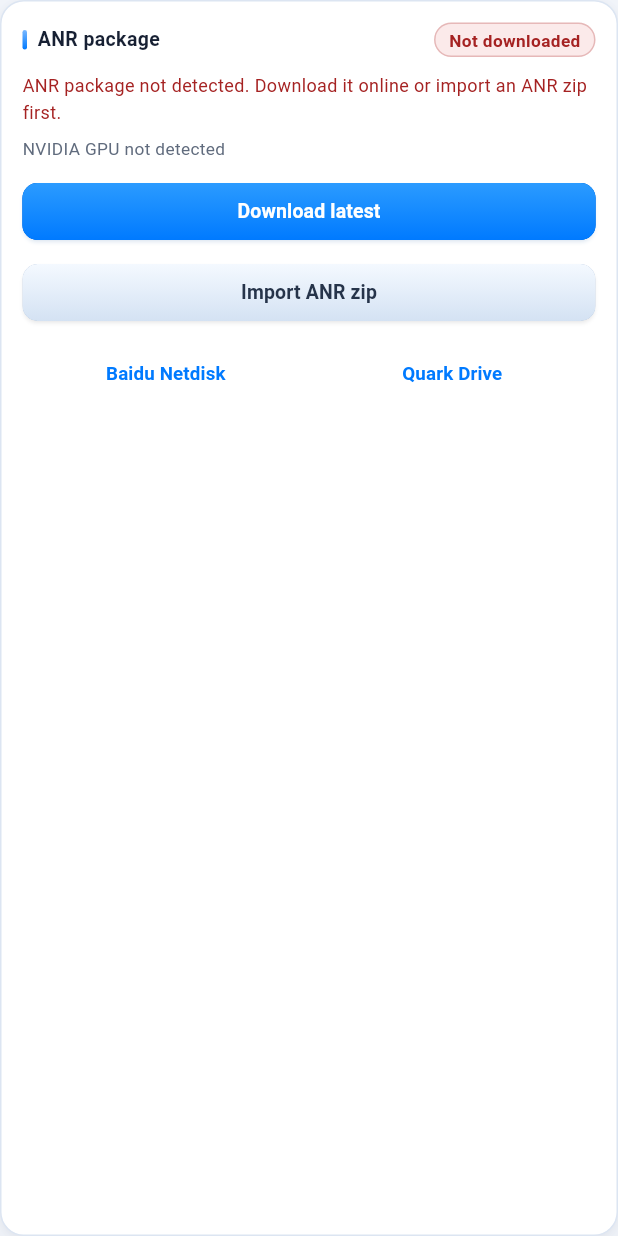
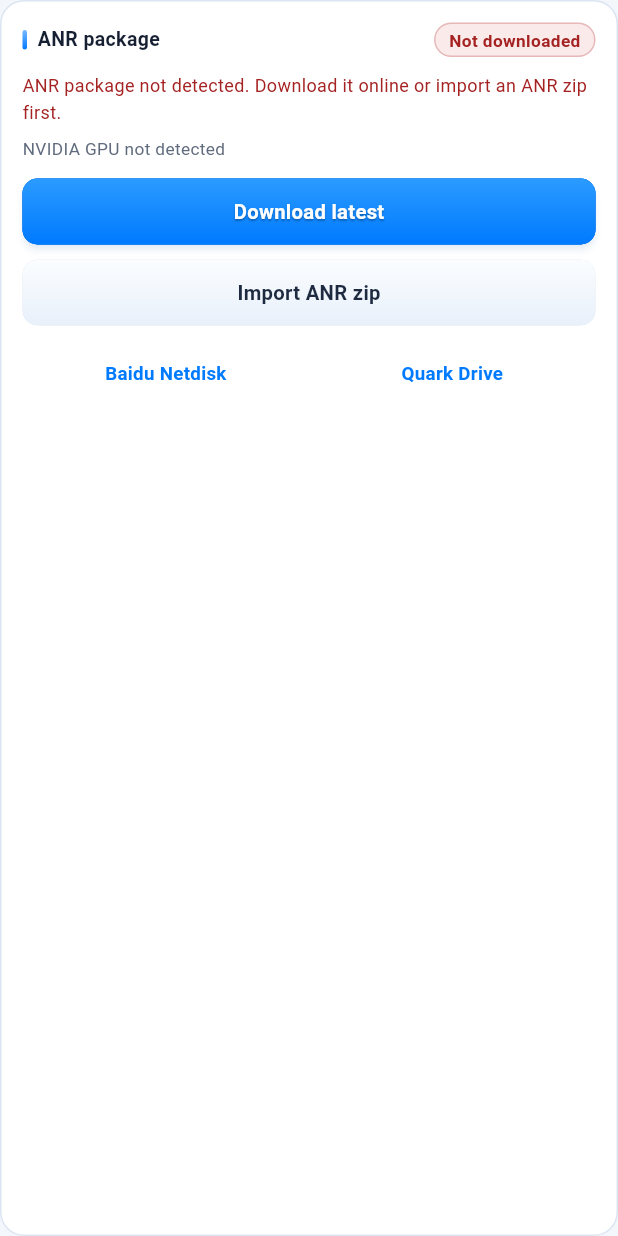
Before and after one commit to XiaoQAQ10086/FrameGen-Manager-Next, a Flutter app: the AnrPackagePanel widget shown alone on an empty page, opened directly, on a phone screen of 412 x 824 dp. Run offline on Flutter 3.47's test engine with Material 3 defaults, Android fonts, the phone set to English and light mode, and no system bars; our stand-ins replace material_ui; missing offline and left inert: dart:ffi; generated files the repository leaves out were written again; Roboto replaces fonts that are missing (Microsoft YaHei UI); statements that could not run were skipped.

Commit message:
fix(ui): flat icon buttons, taller panel actions and brand exe icon

```diff
--- a/ui/lib/design/app_tokens.dart
+++ b/ui/lib/design/app_tokens.dart
@@ -54,7 +54,6 @@ abstract final class AppTokens {
     color: surfaceSolid,
     borderRadius: BorderRadius.all(Radius.circular(radius)),
     border: Border.fromBorderSide(BorderSide(color: cardBorder)),
-    boxShadow: cardShadow,
   );
 
   static const BoxDecoration cardDecoration = BoxDecoration(
--- a/ui/lib/design/legacy_button_styles.dart
+++ b/ui/lib/design/legacy_button_styles.dart
@@ -4,20 +4,25 @@ import 'app_tokens.dart';
 
 /// Legacy WebView2 button surfaces reused through Material button styles.
 ///
-/// Every variant paints the same layered look as `.btn` in the legacy
-/// stylesheet: a soft vertical gradient, a 1px border, a small drop shadow and
-/// a slightly brighter face on hover.
+/// Standard buttons use a quiet blue-grey face with a crisp border, while the
+/// colored actions keep a soft vertical gradient and a readable white label.
 abstract final class LegacyButtonStyles {
-  static const Color _ink = Color(0xFF26344A);
+  static const Color _ink = Color(0xFF1D2A3F);
   static const Color _shadow = Color(0x24101828);
+  static const Color _borderLight = Color(0xFFC2D2E6);
+  static const Color _dangerBorder = Color(0xFFE6C2C2);
+  static const Color _dangerFace = Color(0xFFFEF7F7);
+  static const Color _neutralFace = Color(0xFFF6F9FE);
+  static const Color _accentBorder = Color(0x8C007AFF);
 
-  /// Default `.btn`: light gradient face with a dark label.
+  /// Default `.btn`: quiet blue-grey face with a dark label.
   static ButtonStyle get standard => _style(
-    top: const Color(0xFFF4F9FF),
-    bottom: const Color(0xFFD4E2F3),
-    border: const Color(0xFFA6BCD8),
+    top: const Color(0xFFFBFDFF),
+    bottom: const Color(0xFFE8F0FA),
+    border: _borderLight,
     foreground: _ink,
-    shadow: const Color(0x33101828),
+    shadow: Colors.transparent,
+    elevation: 0,
   );
 
   /// `.btn.primary`: blue gradient for confirm actions.
@@ -27,22 +32,24 @@ abstract final class LegacyButtonStyles {
     border: const Color(0xFF0066D6),
     foreground: Colors.white,
     shadow: const Color(0x2E0066D6),
+    elevation: 2,
   );
 
   /// `.btn.success` / deploy actions.
   static ButtonStyle get success => _style(
-    top: const Color(0xFF239F48),
-    bottom: const Color(0xFF157A33),
-    border: const Color(0xFF0F632A),
+    top: const Color(0xFF1F9243),
+    bottom: const Color(0xFF116B2D),
+    border: const Color(0xFF0B5523),
     foreground: Colors.white,
     shadow: const Color(0x2E0F632A),
+    elevation: 2,
   );
 
   /// `.btn.scan`: green action with a stronger glow.
   static ButtonStyle get scan => _style(
-    top: const Color(0xFF239F48),
-    bottom: const Color(0xFF157A33),
-    border: const Color(0xFF0F632A),
+    top: const Color(0xFF1F9243),
+    bottom: const Color(0xFF116B2D),
+    border: const Color(0xFF0B5523),
     foreground: Colors.white,
     shadow: const Color(0x40157A33),
     elevation: 3,
@@ -50,20 +57,22 @@ abstract final class LegacyButtonStyles {
 
   /// `.btn.danger`: soft red surface.
   static ButtonStyle get danger => _style(
-    top: const Color(0xFFFFF1F1),
-    bottom: const Color(0xFFFFD9D9),
+    top: const Color(0xFFFFF4F4),
+    bottom: const Color(0xFFFFE0E0),
     border: const Color(0xFFD98F8F),
     foreground: AppTokens.danger,
-    shadow: const Color(0x26BE2A2A),
+    shadow: const Color(0x1ABE2A2A),
+    elevation: 0,
   );
 
   /// `.btn.launch`: yellow launch action.
   static ButtonStyle get launch => _style(
-    top: const Color(0xFFFFD34D),
-    bottom: const Color(0xFFF5B301),
+    top: const Color(0xFFFFD75E),
+    bottom: const Color(0xFFF2AE00),
     border: const Color(0xFFD99A00),
     foreground: const Color(0xFF3D2C00),
     shadow: const Color(0x33D99A00),
+    elevation: 2,
   );
 
   /// `.btn.ghost`: borderless accent text action.
@@ -90,12 +99,28 @@ abstract final class LegacyButtonStyles {
     ),
   );
 
-  /// `.icon-btn`: 34x34 white square used by modal headers.
-  static ButtonStyle get iconButton => standard.copyWith(
-    minimumSize: const WidgetStatePropertyAll<Size>(Size.square(34)),
-    padding: const WidgetStatePropertyAll<EdgeInsetsGeometry>(EdgeInsets.zero),
-    iconSize: const WidgetStatePropertyAll<double>(18),
+  /// Flat white square used by modal headers (no shadow, no dark corners).
+  static ButtonStyle get iconButton => _flat(
+    background: _neutralFace,
+    border: _borderLight,
+    foreground: AppTokens.textSecondary,
+    size: 34,
+    iconSize: 18,
   );
+
+  /// Full-width panel action with a taller, more readable face.
+  static ButtonStyle tall(ButtonStyle base) {
+    final Color foreground = _foregroundOf(base);
+    return base.copyWith(
+      minimumSize: const WidgetStatePropertyAll<Size>(Size(0, 44)),
+      padding: const WidgetStatePropertyAll<EdgeInsetsGeometry>(
+        EdgeInsets.symmetric(horizontal: 18, vertical: 11),
+      ),
+      textStyle: WidgetStatePropertyAll<TextStyle>(
+        _textStyle(foreground, 13.5),
+      ),
+    );
+  }
 
   /// List-head actions share one width so the three buttons line up.
   static ButtonStyle get headingAction => standard.copyWith(
@@ -112,7 +137,7 @@ abstract final class LegacyButtonStyles {
     ),
   );
 
-  /// Compact `.btn.small` used inside game cards (27px tall, radius 9).
+  /// Compact `.btn.small` used inside game cards.
   static ButtonStyle compact(ButtonStyle base) => base.copyWith(
     minimumSize: const WidgetStatePropertyAll<Size>(Size(88, 34)),
     padding: const WidgetStatePropertyAll<EdgeInsetsGeometry>(
@@ -124,19 +149,21 @@ abstract final class LegacyButtonStyles {
     shape: WidgetStatePropertyAll<OutlinedBorder>(
       RoundedRectangleBorder(borderRadius: BorderRadius.circular(10)),
     ),
-    elevation: const WidgetStatePropertyAll<double>(1),
+    elevation: const WidgetStatePropertyAll<double>(0),
   );
 
-  /// `.btn.small.icon-only`: 30x30 gradient square for card actions.
-  static ButtonStyle compactIcon(ButtonStyle base) => base.copyWith(
-    minimumSize: const WidgetStatePropertyAll<Size>(Size.square(34)),
-    maximumSize: const WidgetStatePropertyAll<Size>(Size.square(34)),
-    padding: const WidgetStatePropertyAll<EdgeInsetsGeometry>(EdgeInsets.zero),
-    iconSize: const WidgetStatePropertyAll<double>(16),
-    shape: WidgetStatePropertyAll<OutlinedBorder>(
-      RoundedRectangleBorder(borderRadius: BorderRadius.circular(9)),
-    ),
-  );
+  /// `.btn.small.icon-only`: flat 34px square for card actions.
+  static ButtonStyle compactIcon(ButtonStyle base) {
+    final Color foreground = _foregroundOf(base);
+    final bool danger = foreground == AppTokens.danger;
+    return _flat(
+      background: danger ? _dangerFace : _neutralFace,
+      border: danger ? _dangerBorder : _borderLight,
+      foreground: foreground,
+      size: 34,
+      iconSize: 16,
+    );
+  }
 
   /// Picks a variant from a legacy accent color.
   static ButtonStyle of(Color color) {
@@ -158,25 +185,18 @@ abstract final class LegacyButtonStyles {
     Color? shadow,
     double elevation = 1,
   }) {
+    final bool lightText = foreground.computeLuminance() > 0.6;
     return ButtonStyle(
       backgroundBuilder: _surface(top: top, bottom: bottom),
-      foregroundColor: WidgetStateProperty.resolveWith<Color>(
-        (Set<WidgetState> states) => states.contains(WidgetState.disabled)
-            ? foreground.withValues(alpha: 0.45)
-            : foreground,
-      ),
-      iconColor: WidgetStateProperty.resolveWith<Color>(
-        (Set<WidgetState> states) => states.contains(WidgetState.disabled)
-            ? foreground.withValues(alpha: 0.45)
-            : foreground,
-      ),
+      foregroundColor: _stateColor(foreground),
+      iconColor: _stateColor(foreground),
       side: WidgetStateProperty.resolveWith<BorderSide>(
         (Set<WidgetState> states) {
           if (states.contains(WidgetState.disabled)) {
             return BorderSide(color: border.withValues(alpha: 0.45));
           }
           if (states.contains(WidgetState.hovered)) {
-            return const BorderSide(color: Color(0x8C007AFF));
+            return const BorderSide(color: _accentBorder);
           }
           return BorderSide(color: border);
         },
@@ -190,14 +210,14 @@ abstract final class LegacyButtonStyles {
         if (s.contains(WidgetState.disabled)) {
           return 0;
         }
-        return s.contains(WidgetState.hovered) ? elevation + 3 : elevation;
+        return s.contains(WidgetState.hovered) ? elevation + 2 : elevation;
       }),
       minimumSize: const WidgetStatePropertyAll<Size>(Size(0, 38)),
       padding: const WidgetStatePropertyAll<EdgeInsetsGeometry>(
         EdgeInsets.symmetric(horizontal: 18, vertical: 9),
       ),
       textStyle: WidgetStatePropertyAll<TextStyle>(
-        _textStyle(foreground, 13),
+        _textStyle(foreground, 13, strong: lightText),
       ),
       shape: WidgetStatePropertyAll<OutlinedBorder>(
         RoundedRectangleBorder(
@@ -208,12 +228,76 @@ abstract final class LegacyButtonStyles {
     );
   }
 
-  static TextStyle _textStyle(Color color, double size) {
+  /// Flat square icon button without elevation, used for card/toolbar icons.
+  static ButtonStyle _flat({
+    required Color background,
+    required Color border,
+    required Color foreground,
+    required double size,
+    required double iconSize,
+  }) {
+    return ButtonStyle(
+      backgroundColor: WidgetStateProperty.resolveWith<Color>(
+        (Set<WidgetState> states) {
+          if (states.contains(WidgetState.disabled)) {
+            return background.withValues(alpha: 0.5);
+          }
+          if (states.contains(WidgetState.hovered)) {
+            return const Color(0xFFF0F6FE);
+          }
+          return background;
+        },
+      ),
+      foregroundColor: _stateColor(foreground),
+      iconColor: _stateColor(foreground),
+      overlayColor: const WidgetStatePropertyAll<Color>(AppTokens.accentSoft),
+      side: WidgetStateProperty.resolveWith<BorderSide>(
+        (Set<WidgetState> states) => BorderSide(
+          color: states.contains(WidgetState.hovered) ? _accentBorder : border,
+        ),
+      ),
+      elevation: const WidgetStatePropertyAll<double>(0),
+      shadowColor: const WidgetStatePropertyAll<Color>(Colors.transparent),
+      surfaceTintColor: const WidgetStatePropertyAll<Color>(
+        Colors.transparent,
+      ),
+      minimumSize: WidgetStatePropertyAll<Size>(Size.square(size)),
+      maximumSize: WidgetStatePropertyAll<Size>(Size.square(size)),
+      padding: const WidgetStatePropertyAll<EdgeInsetsGeometry>(EdgeInsets.zero),
+      iconSize: WidgetStatePropertyAll<double>(iconSize),
+      shape: WidgetStatePropertyAll<OutlinedBorder>(
+        RoundedRectangleBorder(borderRadius: BorderRadius.circular(10)),
+      ),
+    );
+  }
+
+  static TextStyle _textStyle(
+    Color color,
+    double size, {
+    bool strong = false,
+  }) {
     return TextStyle(
       color: color,
       fontSize: size,
-      fontWeight: FontWeight.w600,
-      letterSpacing: 0.1,
+      fontWeight: strong ? FontWeight.w700 : FontWeight.w600,
+      letterSpacing: 0.2,
+      shadows: color == Colors.white
+          ? const <Shadow>[
+              Shadow(
+                color: Color(0x4D000000),
+                offset: Offset(0, 1),
+                blurRadius: 1,
+              ),
+            ]
+          : null,
+    );
+  }
+
+  static WidgetStateProperty<Color> _stateColor(Color color) {
+    return WidgetStateProperty.resolveWith<Color>(
+      (Set<WidgetState> states) => states.contains(WidgetState.disabled)
+          ? color.withValues(alpha: 0.45)
+          : color,
     );
   }
 
--- a/ui/lib/design/legacy_pill.dart
+++ b/ui/lib/design/legacy_pill.dart
@@ -12,6 +12,7 @@ class LegacyPill extends StatelessWidget {
     this.border,
     this.fontSize = 11.5,
     this.maxWidth,
+    this.textAlign = TextAlign.start,
   });
 
   final String label;
@@ -20,12 +21,14 @@ class LegacyPill extends StatelessWidget {
   final Color? border;
   final double fontSize;
   final double? maxWidth;
+  final TextAlign textAlign;
 
   @override
   Widget build(BuildContext context) {
     final Widget text = Text(
       label,
       maxLines: 1,
+      textAlign: textAlign,
       overflow: TextOverflow.ellipsis,
       style: TextStyle(
         color: foreground,
--- a/ui/lib/features/anr/anr_package_panel.dart
+++ b/ui/lib/features/anr/anr_package_panel.dart
@@ -10,6 +10,7 @@ import '../../bridge/system_bridge.dart';
 import '../../bridge/system_paths.dart';
 import '../../design/app_tokens.dart';
 import '../../design/error_dialog.dart';
+import '../../design/legacy_button_styles.dart';
 import '../../design/legacy_panel.dart';
 import '../../design/legacy_pill.dart';
 import '../../design/operation_progress_dialog.dart';
@@ -158,6 +159,7 @@ class _AnrPackagePanelState extends State<AnrPackagePanel> {
           const SizedBox(height: 10),
           FilledButton(
             onPressed: _downloading || _importing ? null : _download,
+            style: LegacyButtonStyles.tall(LegacyButtonStyles.primary),
             child: Text(
               _downloading ? l10n.operationDownloading : l10n.anrDownload,
             ),
@@ -165,6 +167,7 @@ class _AnrPackagePanelState extends State<AnrPackagePanel> {
           const SizedBox(height: 6),
           OutlinedButton(
             onPressed: _downloading || _importing ? null : _import,
+            style: LegacyButtonStyles.tall(LegacyButtonStyles.standard),
             child: Text(l10n.anrImportZip),
           ),
           const SizedBox(height: 6),
--- a/ui/lib/features/framegen/assets_panel.dart
+++ b/ui/lib/features/framegen/assets_panel.dart
@@ -3,6 +3,7 @@ import 'package:material_ui/material_ui.dart';
 import '../../bridge/system_bridge.dart';
 import '../../bridge/system_paths.dart';
 import '../../design/app_tokens.dart';
+import '../../design/legacy_button_styles.dart';
 import '../../design/legacy_panel.dart';
 import '../../l10n/app_localizations.dart';
 
@@ -95,6 +96,7 @@ class _PathBlock extends StatelessWidget {
           width: double.infinity,
           child: OutlinedButton(
             onPressed: onOpen,
+            style: LegacyButtonStyles.tall(LegacyButtonStyles.standard),
             child: Text(l10n.openFolder),
           ),
         ),
--- a/ui/lib/features/framegen/spoof_panel.dart
+++ b/ui/lib/features/framegen/spoof_panel.dart
@@ -5,6 +5,7 @@ import '../../bridge/gpu_spoof_state.dart';
 import '../../bridge/system_bridge.dart';
 import '../../design/app_tokens.dart';
 import '../../design/error_dialog.dart';
+import '../../design/legacy_button_styles.dart';
 import '../../design/legacy_dialog.dart';
 import '../../design/legacy_panel.dart';
 import '../../design/legacy_pill.dart';
@@ -178,11 +179,13 @@ class _SpoofPanelState extends State<SpoofPanel> {
           const SizedBox(height: 10),
           FilledButton(
             onPressed: _busy || _preset == null ? null : () => _apply(_preset!),
+            style: LegacyButtonStyles.tall(LegacyButtonStyles.primary),
             child: Text(l10n.gpuSpoofApply),
           ),
           const SizedBox(height: 6),
           OutlinedButton(
             onPressed: _busy || state?.hasBackup != true ? null : _restore,
+            style: LegacyButtonStyles.tall(LegacyButtonStyles.standard),
             child: Text(l10n.gpuSpoofRestoreDriver),
           ),
         ],
```
Also changed, not shown: ui/lib/features/framegen/gpu_panel.dart (+11 -6 lines), 2 other files.
